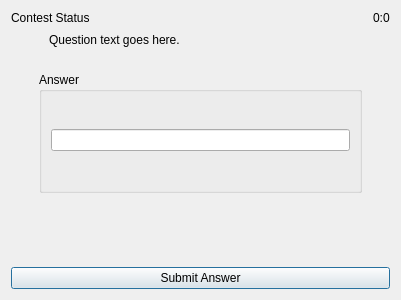
First picture: the form in src/client/finalsIdent.ui, repository trigger-happy/Cerberus, before the edit.
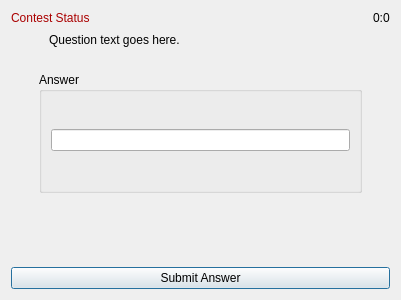
Second picture: the form after the edit.

Commit message: Changed color of status labels in the finals ui

```diff
--- a/src/client/finalsIdent.ui
+++ b/src/client/finalsIdent.ui
@@ -16,6 +16,43 @@
   <layout class="QGridLayout" name="gridLayout">
    <item row="0" column="0">
     <widget class="QLabel" name="status_lbl">
+     <property name="palette">
+      <palette>
+       <active>
+        <colorrole role="WindowText">
+         <brush brushstyle="SolidPattern">
+          <color alpha="255">
+           <red>170</red>
+           <green>0</green>
+           <blue>0</blue>
+          </color>
+         </brush>
+        </colorrole>
+       </active>
+       <inactive>
+        <colorrole role="WindowText">
+         <brush brushstyle="SolidPattern">
+          <color alpha="255">
+           <red>170</red>
+           <green>0</green>
+           <blue>0</blue>
+          </color>
+         </brush>
+        </colorrole>
+       </inactive>
+       <disabled>
+        <colorrole role="WindowText">
+         <brush brushstyle="SolidPattern">
+          <color alpha="255">
+           <red>120</red>
+           <green>120</green>
+           <blue>120</blue>
+          </color>
+         </brush>
+        </colorrole>
+       </disabled>
+      </palette>
+     </property>
      <property name="text">
       <string>Contest Status</string>
      </property>
```
The commit also changes 1 other file.
